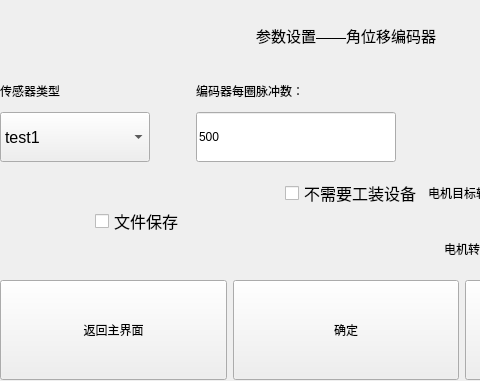
Old version of the form ui_param/paramwin_angleencoder.ui in the repository Dirck-YHP/Proj_sensor_detect; both pictures show x 0 to 480 and y 0 to 381 of the 864 by 498 pixel window.
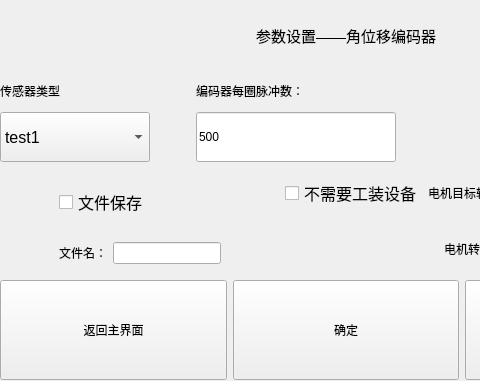
New version of the form.

Commit message: 新增文件名标识可定制

Diff of the .ui file:
```diff
--- a/ui_param/paramwin_angleencoder.ui
+++ b/ui_param/paramwin_angleencoder.ui
@@ -203,6 +203,8 @@
        </spacer>
       </item>
       <item>
+       <layout class="QVBoxLayout" name="verticalLayout_5">
+        <item>
        <widget class="QCheckBox" name="cBox_file_save">
         <property name="minimumSize">
          <size>
@@ -221,6 +223,22 @@
          <string>文件保存</string>
         </property>
        </widget>
+        </item>
+        <item>
+         <layout class="QHBoxLayout" name="horizontalLayout_6">
+          <item>
+           <widget class="QLabel" name="label_file_name">
+            <property name="text">
+             <string>文件名：</string>
+            </property>
+           </widget>
+          </item>
+          <item>
+           <widget class="QLineEdit" name="lineE_file_name"/>
+          </item>
+         </layout>
+        </item>
+       </layout>
       </item>
       <item>
        <spacer name="horizontalSpacer">
```
Lines whose indentation alone changed are shown as unchanged. The commit also changes 4 other files.
